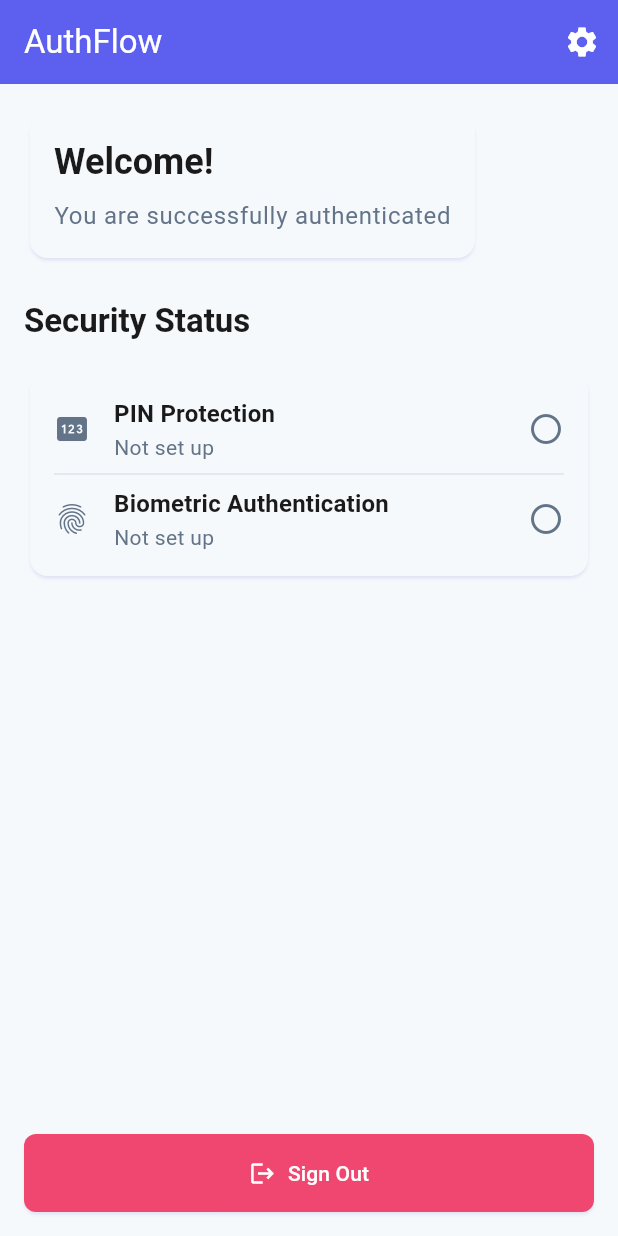
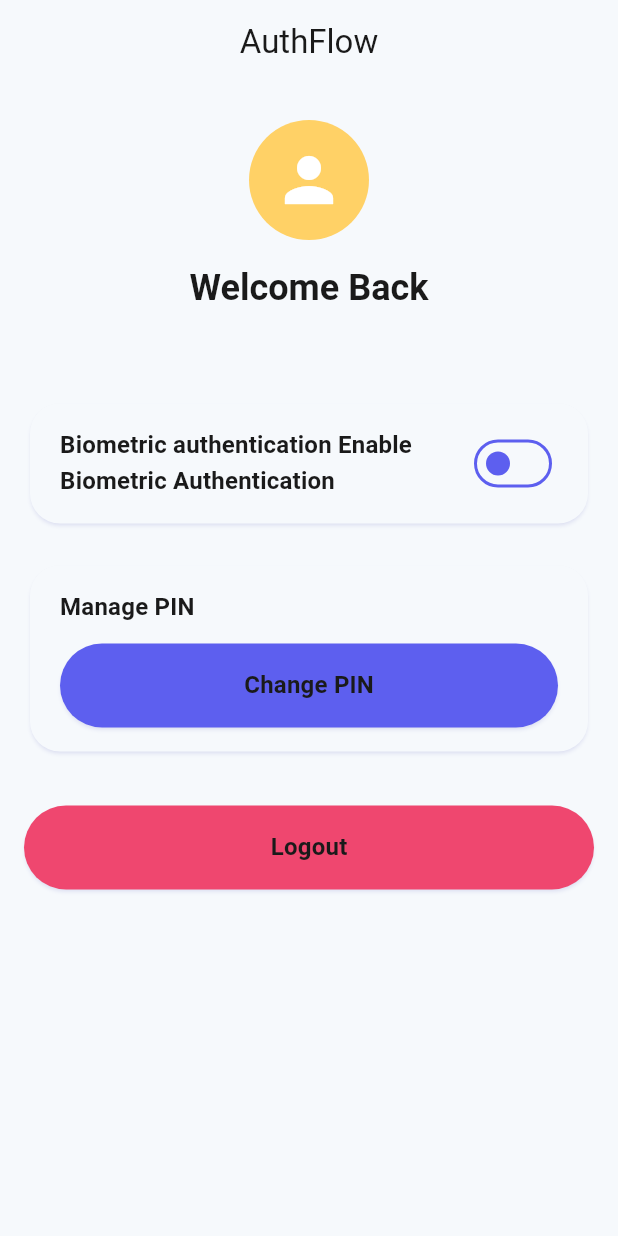
Before and after one commit to survil-dhaduk/flutter_secure_auth, a Flutter app: the HomePage screen opened by its route, on a phone screen of 412 x 824 dp. Run offline on Flutter 3.47's test engine with Material 3 defaults, Android fonts, the phone set to English and light mode, and no system bars; our stand-ins replace dartz, equatable, firebase_auth, firebase_core, flutter_riverpod, flutter_secure_storage and 3 more; accounts and stored records are empty.

Commit message:
Integrate biometric authentication into routing and home page; enhance UI elements and add biometric toggle functionality

```diff
--- a/lib/core/router/app_router.dart
+++ b/lib/core/router/app_router.dart
@@ -1,5 +1,6 @@
 import 'package:flutter/material.dart';
 import 'package:flutter_riverpod/flutter_riverpod.dart';
+import 'package:flutter_secure_auth/features/auth/presentation/providers/biometric_provider.dart';
 import 'package:go_router/go_router.dart';
 import '../constants/app_constants.dart';
 import '../../features/auth/presentation/pages/login_page.dart';
@@ -18,6 +19,8 @@ const String homeRoute = '/home';
 
 final appRouterProvider = Provider<GoRouter>((ref) {
   final authState = ref.watch(authStateProvider);
+  bool isBiomteric =
+      (ref.watch(biometricStateProvider).status == BiometricStatus.available);
 
   return GoRouter(
     initialLocation: '/',
@@ -37,7 +40,7 @@ final appRouterProvider = Provider<GoRouter>((ref) {
       }
 
       // If authenticated and PIN set but biometric not enabled, go to biometric setup
-      if (isAuthenticated && isPinSet && !isBiometricEnabled) {
+      if (isAuthenticated && isPinSet && !isBiometricEnabled && isBiomteric) {
         return biometricSetupRoute;
       }
 
--- a/lib/features/auth/presentation/pages/home_page.dart
+++ b/lib/features/auth/presentation/pages/home_page.dart
@@ -3,6 +3,7 @@ import 'package:flutter_riverpod/flutter_riverpod.dart';
 import '../../../../core/constants/app_constants.dart';
 import '../../../../core/utils/extensions.dart';
 import '../providers/auth_provider.dart';
+import '../providers/biometric_provider.dart';
 
 class HomePage extends ConsumerWidget {
   const HomePage({super.key});
@@ -10,122 +11,186 @@ class HomePage extends ConsumerWidget {
   @override
   Widget build(BuildContext context, WidgetRef ref) {
     final authState = ref.watch(authStateProvider);
+    final biometricState = ref.watch(biometricStateProvider);
+    final colorScheme = context.colorScheme;
+    final textTheme = context.textTheme;
 
     return Scaffold(
-      backgroundColor: context.colorScheme.background,
+      backgroundColor: colorScheme.background,
       appBar: AppBar(
         title: Text(AppConstants.appName),
-        backgroundColor: context.colorScheme.primary,
-        foregroundColor: context.colorScheme.onPrimary,
-        actions: [
-          IconButton(
-            onPressed: () => _showSettings(context, ref),
-            icon: const Icon(Icons.settings),
+        backgroundColor: colorScheme.background,
+        foregroundColor: colorScheme.onSurface,
+        elevation: 0,
+        centerTitle: true,
+      ),
+      body: SafeArea(
+        child: SingleChildScrollView(
+          child: Padding(
+            padding: const EdgeInsets.symmetric(horizontal: 16, vertical: 24),
+            child: Column(
+              crossAxisAlignment: CrossAxisAlignment.center,
+              children: [
+                // Avatar and Welcome
+                Center(
+                  child: Column(
+                    children: [
+                      Container(
+                        width: 80,
+                        height: 80,
+                        decoration: BoxDecoration(
+                          color: const Color(0xFFFFD166),
+                          shape: BoxShape.circle,
+                        ),
+                        child: const Center(
+                          child: Icon(
+                            Icons.person,
+                            size: 48,
+                            color: Colors.white,
+                          ),
+                        ),
+                      ),
+                      const SizedBox(height: 16),
+                      Text(
+                        AppConstants.loginWelcomeBack,
+                        style: textTheme.headlineSmall?.copyWith(
+                          fontWeight: FontWeight.bold,
+                          color: colorScheme.onSurface,
+                        ),
+                      ),
+                      const SizedBox(height: 4),
+                      Text(
+                        authState.user?.email ?? '',
+                        style: textTheme.bodyMedium?.copyWith(
+                          color: colorScheme.onSurfaceVariant,
+                        ),
                       ),
                     ],
                   ),
-      body: SafeArea(
+                ),
+                const SizedBox(height: 32),
+                // Biometric toggle card
+                Card(
+                  shape: RoundedRectangleBorder(
+                    borderRadius: BorderRadius.circular(20),
+                  ),
+                  elevation: 1,
                   child: Padding(
-          padding: const EdgeInsets.all(AppConstants.defaultPadding),
-          child: Column(
-            crossAxisAlignment: CrossAxisAlignment.start,
+                    padding: const EdgeInsets.symmetric(
+                      horizontal: 20,
+                      vertical: 16,
+                    ),
+                    child: Row(
+                      mainAxisAlignment: MainAxisAlignment.spaceBetween,
                       children: [
-              // Welcome section
-              Card(
-                child: Padding(
-                  padding: const EdgeInsets.all(16),
-                  child: Column(
-                    crossAxisAlignment: CrossAxisAlignment.start,
-                    children: [
-                      Text(
-                        'Welcome!',
-                        style: context.textTheme.headlineSmall?.copyWith(
-                          fontWeight: FontWeight.bold,
-                          color: context.colorScheme.onSurface,
+                        Expanded(
+                          child: Text(
+                            AppConstants.biometricNotAvailableMessage
+                                .replaceFirst(
+                                  'not available',
+                                  'Enable Biometric Authentication',
                                 ),
-                      ),
-                      const SizedBox(height: 8),
-                      Text(
-                        'You are successfully authenticated',
-                        style: context.textTheme.bodyLarge?.copyWith(
-                          color: context.colorScheme.onSurfaceVariant,
-                        ),
-                      ),
-                      if (authState.user != null) ...[
-                        const SizedBox(height: 8),
-                        Text(
-                          'Email: ${authState.user!.email}',
-                          style: context.textTheme.bodyMedium?.copyWith(
-                            color: context.colorScheme.onSurfaceVariant,
-                          ),
-                        ),
-                      ],
-                    ],
+                            style: textTheme.titleMedium?.copyWith(
+                              fontWeight: FontWeight.w600,
+                              color: colorScheme.onSurface,
                             ),
                           ),
                         ),
-
-              const SizedBox(height: 24),
-
-              // Security status
-              Text(
-                'Security Status',
-                style: context.textTheme.titleLarge?.copyWith(
-                  fontWeight: FontWeight.bold,
-                  color: context.colorScheme.onSurface,
-                ),
-              ),
-              const SizedBox(height: 16),
-
-              Card(
-                child: Padding(
-                  padding: const EdgeInsets.all(16),
-                  child: Column(
-                    children: [
-                      _buildSecurityItem(
-                        context,
-                        icon: Icons.pin,
-                        title: 'PIN Protection',
-                        subtitle: authState.isPinSet ? 'Enabled' : 'Not set up',
-                        isEnabled: authState.isPinSet,
-                      ),
-                      const Divider(),
-                      _buildSecurityItem(
-                        context,
-                        icon: Icons.fingerprint,
-                        title: 'Biometric Authentication',
-                        subtitle: authState.isBiometricEnabled
-                            ? 'Enabled'
-                            : 'Not set up',
-                        isEnabled: authState.isBiometricEnabled,
+                        Switch(
+                          value: biometricState.isEnabled,
+                          onChanged: (value) {
+                            ref
+                                .read(biometricStateProvider.notifier)
+                                .setEnabled(value);
+                          },
+                          activeColor: colorScheme.primary,
                         ),
                       ],
                     ),
                   ),
                 ),
-
-              const Spacer(),
-
-              // Sign out button
+                const SizedBox(height: 20),
+                // Change PIN card
+                Card(
+                  shape: RoundedRectangleBorder(
+                    borderRadius: BorderRadius.circular(20),
+                  ),
+                  elevation: 1,
+                  child: Padding(
+                    padding: const EdgeInsets.symmetric(
+                      horizontal: 20,
+                      vertical: 16,
+                    ),
+                    child: Column(
+                      crossAxisAlignment: CrossAxisAlignment.start,
+                      children: [
+                        Text(
+                          AppConstants.pinSetupTitle.replaceFirst(
+                            'Set',
+                            'Manage',
+                          ),
+                          style: textTheme.titleMedium?.copyWith(
+                            fontWeight: FontWeight.w600,
+                            color: colorScheme.onSurface,
+                          ),
+                        ),
+                        const SizedBox(height: 12),
                         SizedBox(
                           width: double.infinity,
-                child: ElevatedButton.icon(
-                  onPressed: () => _signOut(context, ref),
-                  icon: const Icon(Icons.logout),
-                  label: const Text('Sign Out'),
+                          child: ElevatedButton(
+                            onPressed: () {
+                              // TODO: Navigate to Change PIN page
+                            },
                             style: ElevatedButton.styleFrom(
-                    backgroundColor: context.colorScheme.error,
-                    foregroundColor: context.colorScheme.onError,
+                              backgroundColor: colorScheme.primary,
+                              foregroundColor: colorScheme.onPrimary,
+                              shape: RoundedRectangleBorder(
+                                borderRadius: BorderRadius.circular(30),
+                              ),
                               padding: const EdgeInsets.symmetric(vertical: 16),
-                    shape: RoundedRectangleBorder(
-                      borderRadius: BorderRadius.circular(
-                        AppConstants.defaultRadius,
                             ),
+                            child: Text(
+                              AppConstants.pinSetupContinue.replaceFirst(
+                                'Continue',
+                                'Change PIN',
+                              ),
+                              style: textTheme.titleMedium?.copyWith(
+                                fontWeight: FontWeight.bold,
                               ),
                             ),
                           ),
                         ),
                       ],
+                    ),
+                  ),
+                ),
+                const SizedBox(height: 32),
+                // Logout button
+                SizedBox(
+                  width: double.infinity,
+                  child: ElevatedButton(
+                    onPressed: () => _signOut(context, ref),
+                    style: ElevatedButton.styleFrom(
+                      backgroundColor: const Color(0xFFEF476F),
+                      foregroundColor: Colors.white,
+                      shape: RoundedRectangleBorder(
+                        borderRadius: BorderRadius.circular(30),
+                      ),
+                      padding: const EdgeInsets.symmetric(vertical: 16),
+                    ),
+                    child: Text(
+                      AppConstants.loginButtonSignIn.replaceFirst(
+                        'Login',
+                        'Logout',
+                      ),
+                      style: textTheme.titleMedium?.copyWith(
+                        fontWeight: FontWeight.bold,
+                      ),
+                    ),
+                  ),
+                ),
+              ],
+            ),
           ),
         ),
       ),
--- a/lib/features/auth/presentation/pages/pin_setup_page.dart
+++ b/lib/features/auth/presentation/pages/pin_setup_page.dart
@@ -159,7 +159,12 @@ class _PinSetupPageState extends ConsumerState<PinSetupPage> {
                               textStyle: context.textTheme.titleMedium
                                   ?.copyWith(fontWeight: FontWeight.bold),
                             ),
-                            child: Text(AppConstants.pinSetupContinue),
+                            child: Text(
+                              AppConstants.pinSetupContinue,
+                              style: TextStyle(
+                                color: context.colorScheme.onPrimary,
+                              ),
+                            ),
                           ),
                         ),
                         // if (isSetting)
```
Lines whose indentation alone changed are shown as unchanged.
